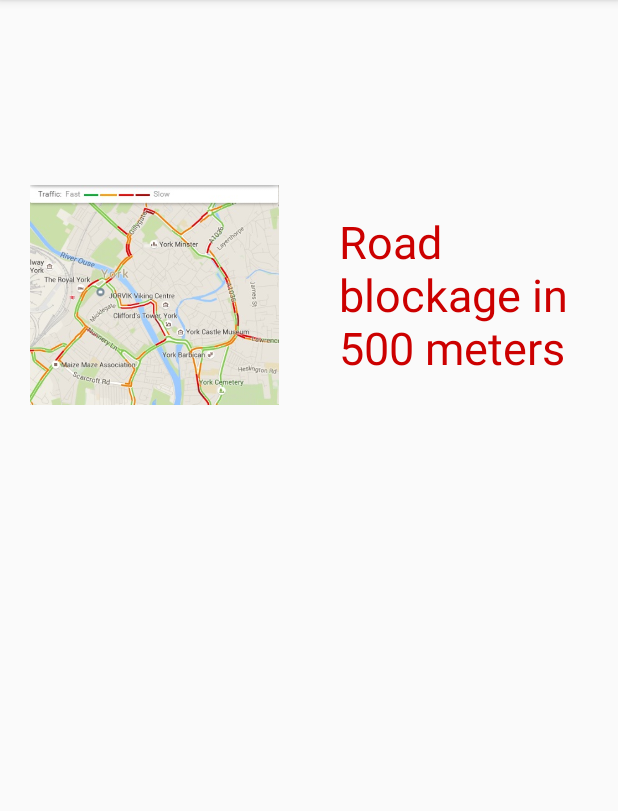
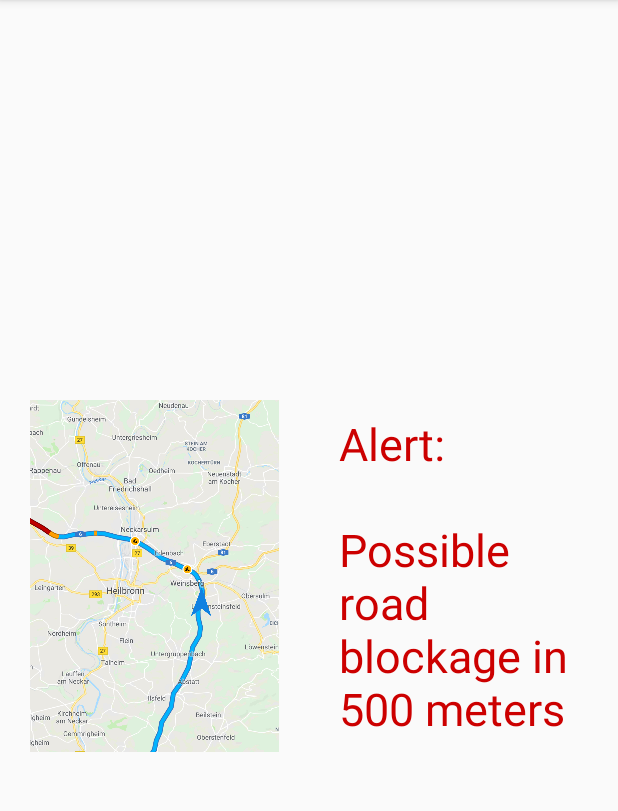
Before and after one commit to MahirGulzar/junction18, an Android app: the screen it shows after launch (MainActivity), on a phone screen of 412 x 824 dp, the part 84-895 px from its top. Run offline under Robolectric (Android 15) with nearby library versions, the phone set to English and light mode, and no system bars.

Commit message:
Minor changes to images and text.

```diff
--- a/Android/app/src/main/res/layout/activity_main.xml
+++ b/Android/app/src/main/res/layout/activity_main.xml
@@ -18,7 +18,7 @@
             android:layout_weight="1"
             android:layout_height="wrap_content"
             android:padding="20dp"
-            android:src="@drawable/traffic_map"/>
+            android:src="@drawable/map_image"/>
 
         <TextView
             android:id="@+id/blockageText"
--- a/Android/app/src/main/res/values/strings.xml
+++ b/Android/app/src/main/res/values/strings.xml
@@ -1,5 +1,5 @@
 <resources>
     <string name="app_name">ALERTS!</string>
     <string name="txt_speed">--</string>
-    <string name="blockage_text">Road blockage in 500 meters</string>
+    <string name="blockage_text">Alert: \n\nPossible road blockage in 500 meters</string>
 </resources>
```
Also changed, not shown: Android/app/src/main/res/drawable/map_image.jpg (added).
